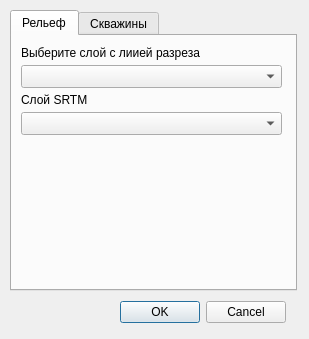
The window that ui/curve_wells.ui (gis56/geo_pie) describes before a commit, drawn with Qt 5.
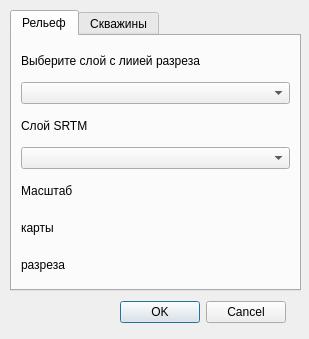
The same window after the commit. Custom widgets are drawn as their Qt base class.

The edit to the form file:
```diff
--- a/ui/curve_wells.ui
+++ b/ui/curve_wells.ui
@@ -18,7 +18,7 @@
     <rect>
      <x>10</x>
      <y>10</y>
-     <width>287</width>
+     <width>291</width>
      <height>281</height>
     </rect>
    </property>
@@ -29,52 +29,71 @@
     <attribute name="title">
      <string>Рельеф</string>
     </attribute>
-    <widget class="QgsMapLayerComboBox" name="mLayer_srtm">
-     <property name="geometry">
-      <rect>
-       <x>9</x>
-       <y>76</y>
-       <width>261</width>
-       <height>23</height>
-      </rect>
-     </property>
-    </widget>
-    <widget class="QLabel" name="label_strm">
-     <property name="geometry">
-      <rect>
-       <x>9</x>
-       <y>56</y>
-       <width>69</width>
-       <height>16</height>
-      </rect>
-     </property>
-     <property name="text">
-      <string>Слой SRTM</string>
-     </property>
-    </widget>
-    <widget class="QLabel" name="label_cut">
-     <property name="geometry">
-      <rect>
-       <x>9</x>
-       <y>9</y>
-       <width>197</width>
-       <height>16</height>
-      </rect>
-     </property>
-     <property name="text">
-      <string>Выберите слой с лиией разреза</string>
-     </property>
-    </widget>
-    <widget class="QgsMapLayerComboBox" name="mLayer_cut">
-     <property name="geometry">
-      <rect>
-       <x>9</x>
-       <y>29</y>
-       <width>261</width>
-       <height>23</height>
-      </rect>
-     </property>
-    </widget>
+    <layout class="QVBoxLayout" name="verticalLayout">
+     <item>
+      <widget class="QLabel" name="label_cut">
+       <property name="text">
+        <string>Выберите слой с лиией разреза</string>
+       </property>
+      </widget>
+     </item>
+     <item>
+      <widget class="QgsMapLayerComboBox" name="mLayer_cut"/>
+     </item>
+     <item>
+      <widget class="QLabel" name="label_strm">
+       <property name="text">
+        <string>Слой SRTM</string>
+       </property>
+      </widget>
+     </item>
+     <item>
+      <widget class="QgsMapLayerComboBox" name="mLayer_srtm"/>
+     </item>
+     <item>
+      <widget class="QLabel" name="label_scale">
+       <property name="text">
+        <string>Масштаб</string>
+       </property>
+      </widget>
+     </item>
+     <item>
+      <layout class="QHBoxLayout" name="horizontalLayout">
+       <item>
+        <widget class="QLabel" name="label_mapscale">
+         <property name="text">
+          <string>карты</string>
+         </property>
+        </widget>
+       </item>
+       <item>
+        <widget class="QgsScaleWidget" name="map_mScale">
+         <property name="showCurrentScaleButton">
+          <bool>true</bool>
+         </property>
+        </widget>
+       </item>
+      </layout>
+     </item>
+     <item>
+      <layout class="QHBoxLayout" name="horizontalLayout_2">
+       <item>
+        <widget class="QLabel" name="label_cutscale">
+         <property name="text">
+          <string>разреза</string>
+         </property>
+        </widget>
+       </item>
+       <item>
+        <widget class="QgsScaleWidget" name="cut_mScale">
+         <property name="showCurrentScaleButton">
+          <bool>true</bool>
+         </property>
+        </widget>
+       </item>
+      </layout>
+     </item>
+    </layout>
    </widget>
    <widget class="QWidget" name="wells_tab">
     <attribute name="title">
@@ -215,6 +234,11 @@
    <extends>QComboBox</extends>
    <header>qgsmaplayercombobox.h</header>
   </customwidget>
+  <customwidget>
+   <class>QgsScaleWidget</class>
+   <extends>QWidget</extends>
+   <header>qgsscalewidget.h</header>
+  </customwidget>
  </customwidgets>
  <resources/>
  <connections>
```
